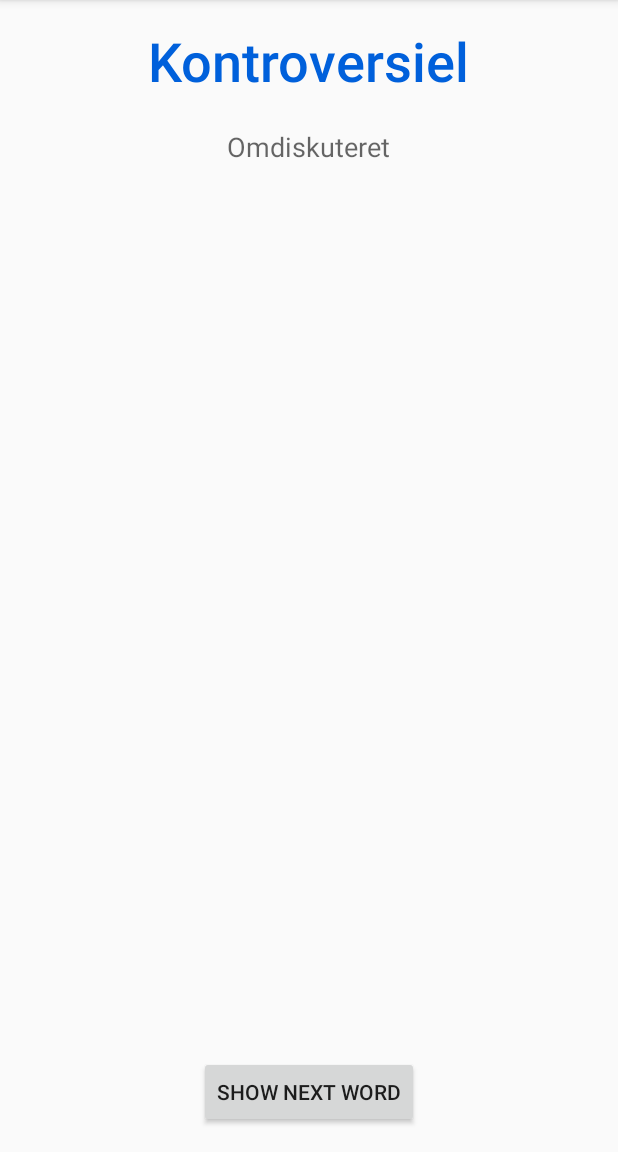
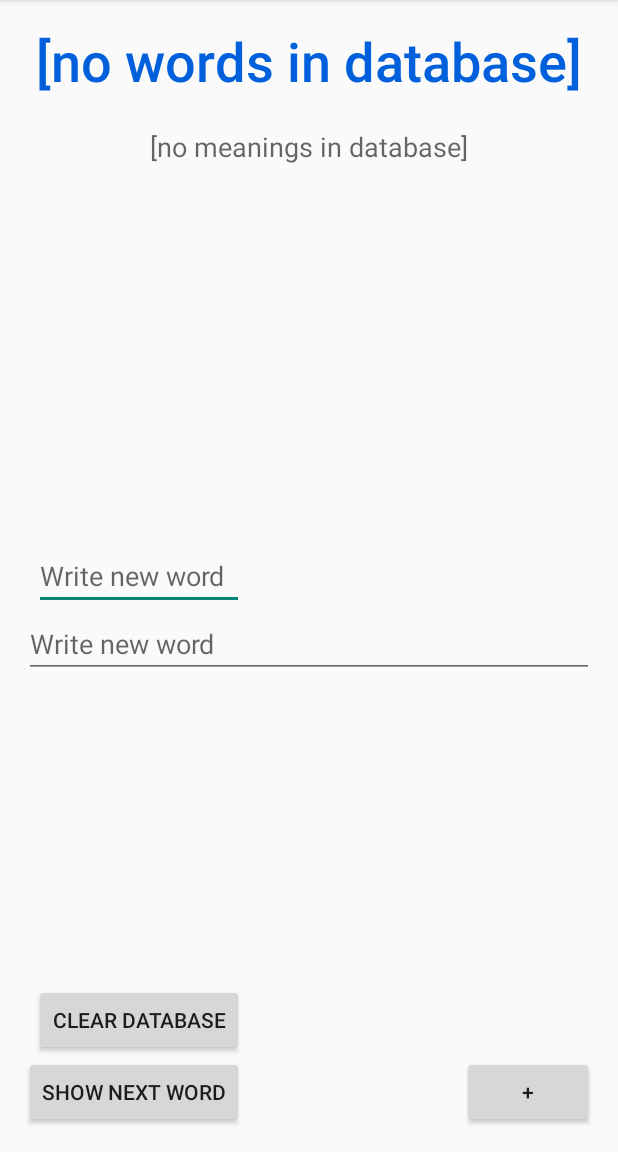
Before and after one commit to Wikzo/android_wordOfTheDay, an Android app: the screen it shows after launch (MainActivity), in the options menu, after a tap on "Settings", on a phone screen of 412 x 824 dp, the part 84-1236 px from its top. Run offline under Robolectric (Android 15) with nearby library versions, the light colour scheme and no system bars.

Commit message:
Can now manually insert new words

```diff
--- a/WordoftheDay/app/src/main/java/net/gustavdahl/wordoftheday/DatabaseHelper.java
+++ b/WordoftheDay/app/src/main/java/net/gustavdahl/wordoftheday/DatabaseHelper.java
@@ -132,7 +132,7 @@ public class DatabaseHelper extends SQLiteOpenHelper
 
         // updating row
         return db.update(TABLE_WORDS, values, KEY_ID + " = ?",
-                new String[] { String.valueOf(w.getId()) });
+                new String[]{String.valueOf(w.getId())});
     }
 
     // Deleting single contact
@@ -140,7 +140,16 @@ public class DatabaseHelper extends SQLiteOpenHelper
     {
         SQLiteDatabase db = this.getWritableDatabase();
         db.delete(TABLE_WORDS, KEY_ID + " = ?",
-                new String[] { String.valueOf(w.getId()) });
+                new String[]{String.valueOf(w.getId())});
         db.close();
+
+    }
+
+    public void deleteAllWords()
+    {
+        SQLiteDatabase db = this.getWritableDatabase();
+        db.delete(TABLE_WORDS, null, null);
+        db.close();
+
     }
 }
--- a/WordoftheDay/app/src/main/java/net/gustavdahl/wordoftheday/MainActivity.java
+++ b/WordoftheDay/app/src/main/java/net/gustavdahl/wordoftheday/MainActivity.java
@@ -7,8 +7,10 @@ import android.util.Log;
 import android.view.Menu;
 import android.view.MenuItem;
 import android.view.View;
+import android.widget.EditText;
 import android.widget.RelativeLayout;
 import android.widget.TextView;
+import android.widget.Toast;
 
 import java.util.ArrayList;
 import java.util.List;
@@ -16,9 +18,13 @@ import java.util.List;
 public class MainActivity extends AppCompatActivity {
 
     int count = 0;
-    TextView quoteText;
-    TextView personText;
-    ArrayList<Word> WordList;
+    TextView currentWord;
+    TextView currentMeaning;
+
+    EditText newWord;
+    EditText newMeaning;
+
+    List<Word> WordList;
 
 
     @Override
@@ -26,26 +32,37 @@ public class MainActivity extends AppCompatActivity {
         super.onCreate(savedInstanceState);
         setContentView(R.layout.activity_main);
 
-        quoteText = (TextView) findViewById(R.id.newWord);
-        personText = (TextView) findViewById(R.id.wordMeaning);
+        currentWord = (TextView) findViewById(R.id.currentWord);
+        currentMeaning = (TextView) findViewById(R.id.currentMeaning);
+
+        newWord = (EditText)findViewById(R.id.newWord);
+        newMeaning = (EditText)findViewById(R.id.newMeaning);
+
         WordList = new ArrayList<Word>();
 
-        RelativeLayout touch = (RelativeLayout) findViewById(R.id.touch);
+
+        //PopulateDatabase();
+        UpdateWordList();
 
 
-        DatabaseTest();
-
-
+        NextWord();
 
     }
 
-    public void DatabaseTest()
+    public void ClearDatabase(View view)
     {
-        System.out.println("database stuff");
+        DatabaseHelper db = new DatabaseHelper(this);
+        db.deleteAllWords();
 
+        UpdateWordList();
+
+    }
+
+    public void PopulateDatabase()
+    {
         DatabaseHelper db = new DatabaseHelper(this);
 
-        // Inserting Contacts
+        // Inserting words
         Log.d("Insert: ", "Inserting ..");
         db.addWords(new Word("Ambivalent", "Splittet mellem to modstridende meninger, holdninger, følelser"));
         db.addWords(new Word("Kontroversiel", "Omdiskuteret"));
@@ -62,24 +79,59 @@ public class MainActivity extends AppCompatActivity {
             String log = "Id: " + cn.getId() + " ,Word: " + cn.getTheWord() + " ,Meaning: " + cn.getTheMeaning();
             // Writing Contacts to log
             Log.d("Name: ", log);
-
         }
 
-        CreateWords(words);
 
     }
 
-    public void CreateWords(List<Word> database)
+    public void UpdateWordList()
     {
-        for (Word w : database)
+        DatabaseHelper db = new DatabaseHelper(this);
+        WordList = db.getAllWords();
+
+        System.out.println(WordList.size());
+
+
+        if (WordList.size() > 0)
         {
-            WordList.add(w);
+            Word w = WordList.get(count);
+
+            currentWord.setText(w.getTheWord());
+            currentMeaning.setText(w.getTheMeaning());
+        }
+        else
+        {
+            currentWord.setText("[no words in database]");
+            currentMeaning.setText("[no meanings in database]");
         }
     }
 
-    public void ChangeWord(View view)
+    public void InsertNewWord(View view)
+    {
+        //Username = usernameEditText.getText().toString();
+
+        String newWordText = newWord.getText().toString();
+        String newMeaningText = newMeaning.getText().toString();
+
+        if (newWordText.matches("") || newMeaningText.matches(""))
+        {
+            Toast.makeText(this, "Need to write word and meaning!", Toast.LENGTH_SHORT).show();
+            return;
+        }
+
+            DatabaseHelper db = new DatabaseHelper(this);
+
+            db.addWords(new Word(newWordText, newMeaningText));
+
+        UpdateWordList();
+    }
+
+    void NextWord()
     {
         //System.out.println(count);
+
+        if (WordList.size() == 0)
+            return;
 
         count++;
 
@@ -89,8 +141,13 @@ public class MainActivity extends AppCompatActivity {
 
         Word w = WordList.get(count);
 
-        quoteText.setText(w.getTheWord());
-        personText.setText(w.getTheMeaning());
+        currentWord.setText(w.getTheWord());
+        currentMeaning.setText(w.getTheMeaning());
+    }
+
+    public void ChangeWord(View view)
+    {
+        NextWord();
     }
 
     @Override
--- a/WordoftheDay/app/src/main/res/layout/activity_main.xml
+++ b/WordoftheDay/app/src/main/res/layout/activity_main.xml
@@ -15,7 +15,7 @@
         android:layout_height="wrap_content"
         android:textAppearance="?android:attr/textAppearanceLarge"
         android:text="[The new word]"
-        android:id="@+id/newWord"
+        android:id="@+id/currentWord"
         android:fontFamily="sans-serif-medium"
         android:textSize="36sp"
         android:textColor="#0060db"
@@ -27,7 +27,7 @@
         android:layout_height="wrap_content"
         android:textAppearance="?android:attr/textAppearanceMedium"
         android:text="[Word&apos;s meaning]"
-        android:id="@+id/wordMeaning"
+        android:id="@+id/currentMeaning"
         android:layout_marginTop="69dp"
         android:layout_centerHorizontal="true"/>
 
@@ -38,5 +38,48 @@
         android:id="@+id/nextWord"
         android:onClick="ChangeWord"
         android:layout_alignParentBottom="true"
-        android:layout_centerHorizontal="true"/>
+        android:layout_alignParentLeft="true"
+        android:layout_alignParentStart="true"/>
+
+    <Button
+        android:layout_width="wrap_content"
+        android:layout_height="wrap_content"
+        android:text="Clear database"
+        android:id="@+id/clearDatabase"
+        android:onClick="ClearDatabase"
+        android:layout_above="@+id/nextWord"
+        android:layout_alignRight="@+id/nextWord"
+        android:layout_alignEnd="@+id/nextWord"/>
+
+    <EditText
+        android:layout_width="wrap_content"
+        android:layout_height="wrap_content"
+        android:id="@+id/newWord"
+        android:layout_centerVertical="true"
+        android:layout_alignLeft="@+id/clearDatabase"
+        android:layout_alignStart="@+id/clearDatabase"
+        android:layout_alignRight="@+id/nextWord"
+        android:layout_alignEnd="@+id/nextWord"
+        android:hint="Write new word"/>
+
+    <EditText
+        android:layout_width="wrap_content"
+        android:layout_height="wrap_content"
+        android:id="@+id/newMeaning"
+        android:layout_below="@+id/newWord"
+        android:layout_alignParentLeft="true"
+        android:layout_alignParentStart="true"
+        android:layout_alignParentRight="true"
+        android:layout_alignParentEnd="true"
+        android:hint="Write new word"/>
+
+    <Button
+        android:layout_width="wrap_content"
+        android:layout_height="wrap_content"
+        android:text="+"
+        android:id="@+id/addNewWordButton"
+        android:layout_alignParentBottom="true"
+        android:layout_alignParentRight="true"
+        android:layout_alignParentEnd="true"
+        android:onClick="InsertNewWord"/>
 </RelativeLayout>
```
